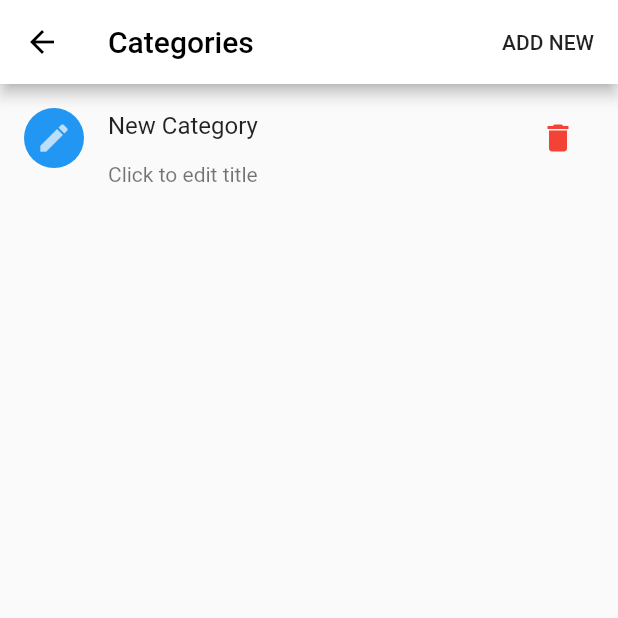
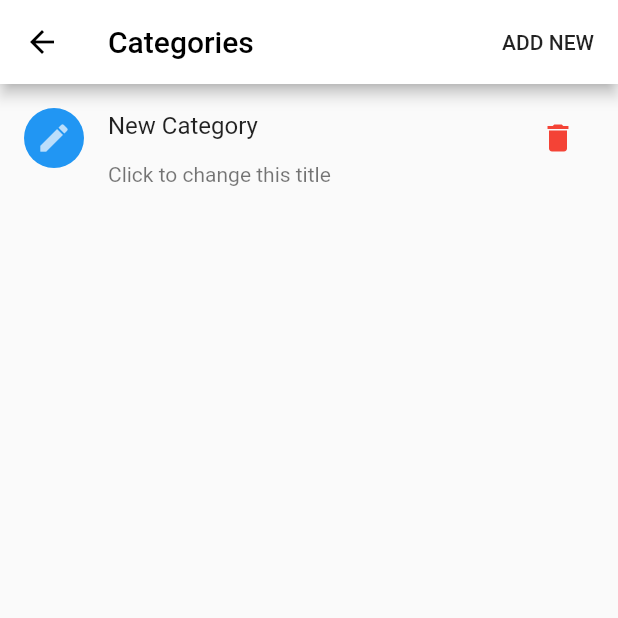
Before and after one commit to EliasDolinsek/cash_cockpit_flutter, a Flutter app: the CategoriesEditorPage screen opened directly, after a tap on "ADD NEW", on a phone screen of 412 x 824 dp, the top half of it. Run offline on Flutter 3.47's test engine with Material 2 defaults, Android fonts, the phone set to English and light mode, and no system bars; our stand-ins replace cloud_firestore, firebase_auth, flutter_masked_text, flutter_money_formatter, google_sign_in, month_picker_dialog; missing offline and left inert: flutter_material_color_picker; accounts and stored records are empty; statements that could not run were skipped.

Commit message:
Started implementing bills

```diff
--- a/lib/core/category.dart
+++ b/lib/core/category.dart
@@ -34,4 +34,10 @@ class Category {
       "userID": firebaseUserID
     };
   }
+
+  static List<Category> getDefaultCategories() => [
+    Category(name: "Default category #1", color: Colors.blue.value.toString(), billIDs: []),
+    Category(name: "Default category #2", color: Colors.blue.value.toString(), billIDs: []),
+    Category(name: "Default category #3", color: Colors.blue.value.toString(), billIDs: []),
+  ];
 }
--- a/lib/data/data_provider.dart
+++ b/lib/data/data_provider.dart
@@ -4,10 +4,12 @@ import 'package:cloud_firestore/cloud_firestore.dart';
 import 'package:firebase_auth/firebase_auth.dart';
 
 import '../core/settings.dart';
+import 'month_data_provider.dart';
 
 class DataProvider extends InheritedWidget {
 
   final Stream<QuerySnapshot> categories;
+  final MonthDataProvider monthDataProvider;
   final FirebaseUser firebaseUser;
   final Settings settings;
 
@@ -16,7 +18,8 @@ class DataProvider extends InheritedWidget {
     @required Widget child,
     @required this.firebaseUser,
     @required this.settings,
-    @required this.categories
+    @required this.categories,
+    @required this.monthDataProvider,
   })
       : assert(child != null),
         super(key: key, child: child);
--- /dev/null
+++ b/lib/data/month_data_provider.dart
@@ -0,0 +1,19 @@
+import 'package:cloud_firestore/cloud_firestore.dart';
+import 'package:intl/intl.dart';
+
+class MonthDataProvider {
+
+  DateTime month;
+  String firebaseUserID;
+  Stream<QuerySnapshot> bills;
+
+  MonthDataProvider({this.month, this.firebaseUserID}){
+    setupMonth(month);
+  }
+
+  void setupMonth(DateTime month){
+    bills = Firestore.instance.collection("bills").where("userID", isEqualTo: firebaseUserID).where("month", isEqualTo: monthAsString).snapshots();
+  }
+
+  String get monthAsString => DateFormat("MMM yyyy").format(month);
+}
--- a/lib/main.dart
+++ b/lib/main.dart
@@ -4,6 +4,7 @@ import 'package:flutter/material.dart';
 import 'package:firebase_auth/firebase_auth.dart';
 
 import 'data/data_provider.dart';
+import 'data/month_data_provider.dart';
 import 'data/data_manager.dart' as dataManager;
 
 import 'pages/loading_page.dart';
@@ -42,6 +43,10 @@ class MyApp extends StatelessWidget {
             firebaseUser: firebaseUser,
             categories: Firestore.instance.collection("categories").where("userID", isEqualTo: firebaseUser.uid).snapshots(),
             settings: Settings.fromFirebase(firebaseUser),
+            monthDataProvider: MonthDataProvider(
+              month: DateTime.now(),
+              firebaseUserID: firebaseUser.uid
+            ),
             child: MaterialApp(
               title: "CashCockpit",
               theme: appTheme,
--- a/lib/pages/welcome_page.dart
+++ b/lib/pages/welcome_page.dart
@@ -3,9 +3,12 @@ import 'package:flutter/material.dart';
 import 'currency_setup_pages.dart';
 import 'main_page.dart';
 
+import '../data/data_manager.dart' as dataManager;
+
 class WelcomePage extends StatelessWidget {
   @override
   Widget build(BuildContext context) {
+    dataManager.createDefaultCategoriesIfNoExist(context);
     return Scaffold(
       body: Column(
         children: <Widget>[
--- a/lib/widgets/category_item.dart
+++ b/lib/widgets/category_item.dart
@@ -7,10 +7,12 @@ import '../data/data_provider.dart';
 import '../data/data_manager.dart' as dataManager;
 
 class CategoryItem extends StatefulWidget {
+
   final bool editMode;
   final Category category;
+  final Function onCategorySelected;
 
-  const CategoryItem(this.category, {this.editMode = false});
+  const CategoryItem(this.category, {this.editMode = false, this.onCategorySelected});
 
   @override
   _CategoryItemState createState() => _CategoryItemState();
@@ -65,7 +67,7 @@ class _CategoryItemState extends State<CategoryItem> {
 
   Widget _buildSubtitle() {
     return widget.editMode
-        ? Text("Click to edit title")
+        ? Text("Click to change this title")
         : Text("${widget.category.billIDs.length} bills");
   }
 
@@ -93,7 +95,10 @@ class _CategoryItemState extends State<CategoryItem> {
         ],
       );
     } else {
-      return null;
+      return MaterialButton(
+        child: Text("SELECT"),
+        onPressed: widget.onCategorySelected,
+      );
     }
   }
 
```
Also changed, not shown: lib/core/bill.dart (added, +37 -0 lines), lib/data/data_manager.dart (+29 -9 lines), lib/layouts/history_layout.dart (added, +22 -0 lines), lib/pages/main_page.dart (+27 -2 lines), pubspec.yaml (+5 -2 lines), pubspec.lock.
